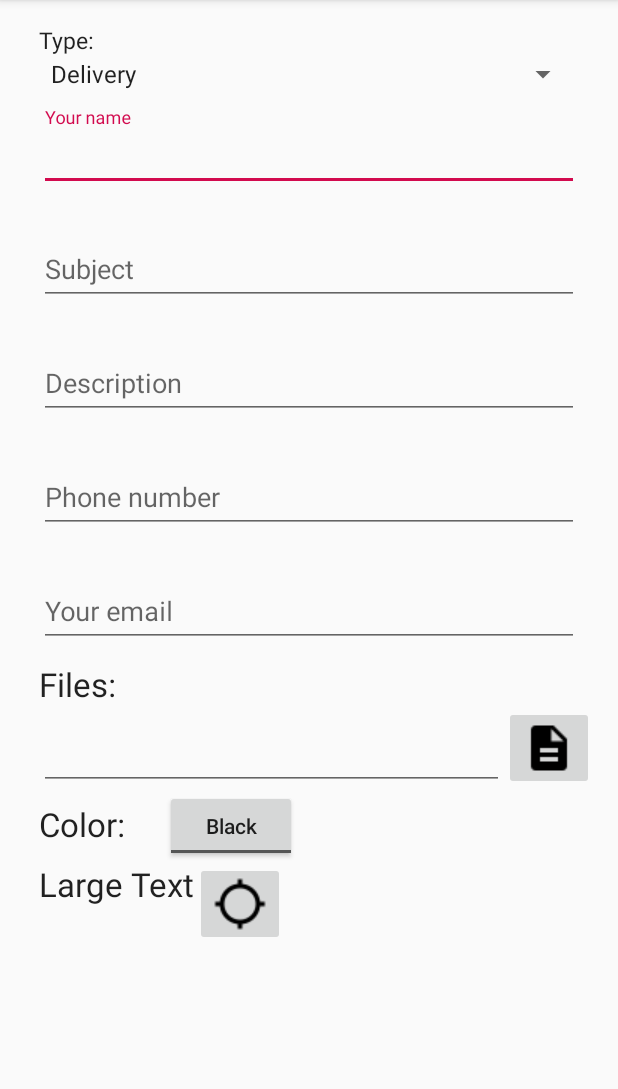
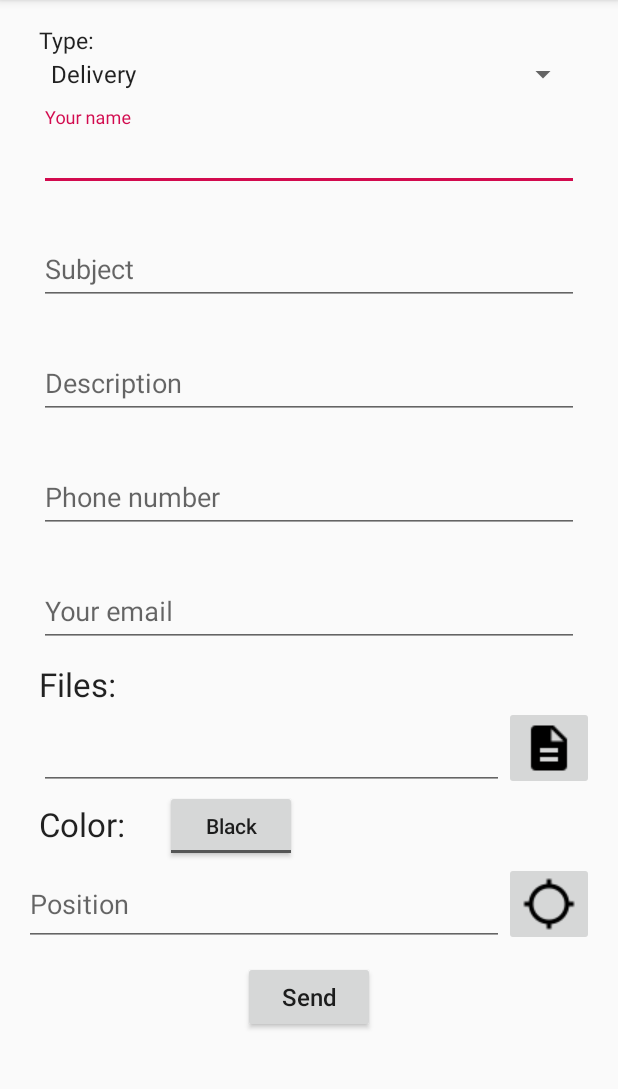
Before and after one commit to thenracker/cityuhelper, an Android app: the NewItemActivity screen opened directly, with no data from a screen before it, on a phone screen of 412 x 824 dp, the part 84-1173 px from its top. Run offline under Robolectric (Android 15) with nearby library versions, the phone set to English and light mode, and no system bars.

Commit message:
update new item activity

```diff
--- a/app/src/main/res/layout/activity_new_item.xml
+++ b/app/src/main/res/layout/activity_new_item.xml
@@ -5,7 +5,8 @@
     android:layout_width="match_parent"
     android:layout_height="wrap_content"
     android:id="@+id/scrollView"
-    tools:context="cz.uhk.cityuhelper.NewItemActivity">
+    tools:context="cz.uhk.cityuhelper.NewItemActivity"
+    android:fillViewport="false">
 
 <LinearLayout
     android:layout_width="match_parent"
@@ -175,13 +176,13 @@
                 android:layout_width="match_parent"
                 android:layout_height="match_parent">
 
-                <TextView
-                    android:layout_width="wrap_content"
-                    android:layout_height="wrap_content"
-                    android:textAppearance="?android:attr/textAppearanceLarge"
-                    android:text="Large Text"
-                    android:id="@+id/textView"
-                    android:layout_marginLeft="10dp" />
+                <EditText
+                    android:layout_width="0dp"
+                    android:layout_weight="1"
+                    android:layout_height="match_parent"
+                    android:inputType="textMultiLine"
+                    android:hint="Position"
+                    android:id="@+id/PositionEditView" />
 
                 <ImageButton
                     android:layout_width="wrap_content"
@@ -190,6 +191,18 @@
                     android:src="@drawable/locationsearching"/>
             </LinearLayout>
 
+            <Button
+                android:layout_width="wrap_content"
+                android:layout_height="wrap_content"
+                android:text="Send"
+                android:textAllCaps="false"
+                android:layout_marginTop="10dp"
+                android:paddingRight="20dp"
+                android:paddingLeft="20dp"
+                android:textSize="16sp"
+                android:layout_gravity="center_horizontal"
+                android:id="@+id/SendButton" />
+
         </LinearLayout>
 
 
```
